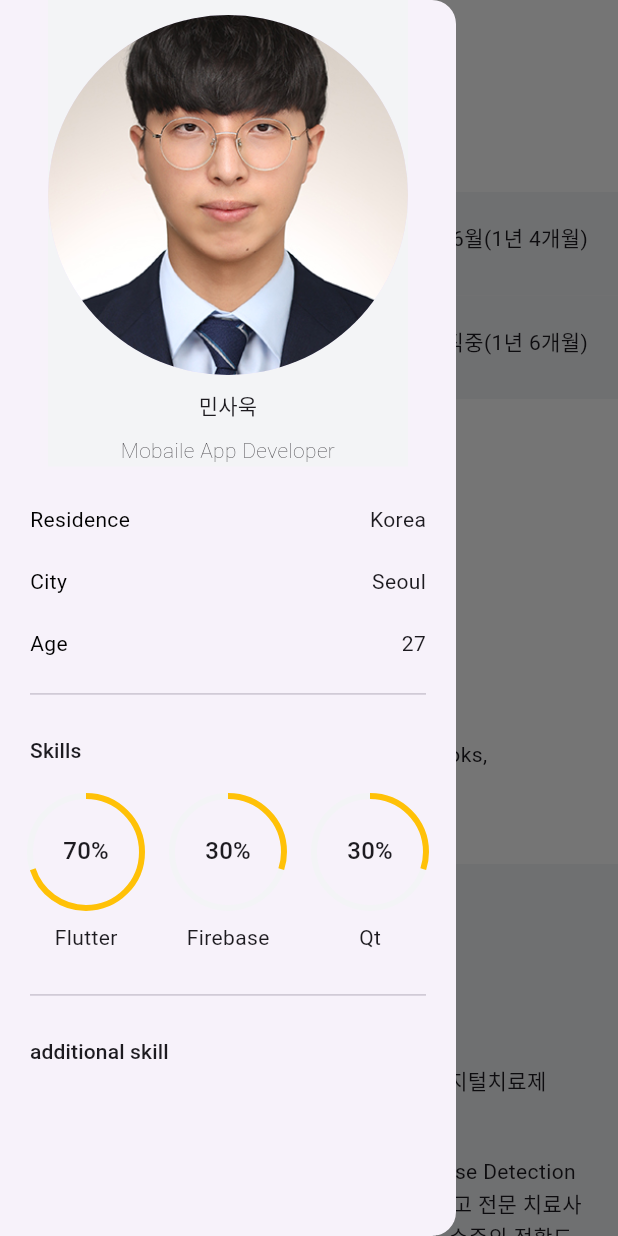
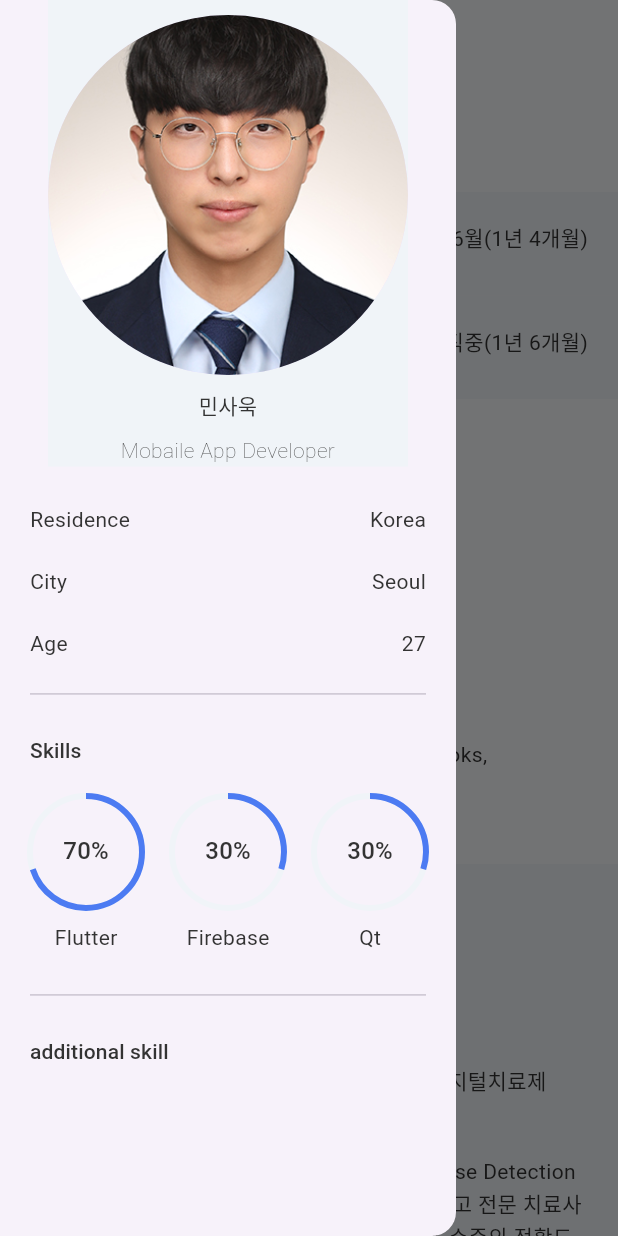
Before and after one commit to minsawook/web_portfolio, a Flutter app: the screen it shows after launch, after a tap on the "menu" icon, on a phone screen of 412 x 824 dp. Run offline on Flutter 3.47's test engine with Material 3 defaults, Android fonts, the phone set to English and light mode, and no system bars; our stand-ins replace animated_text_kit, flutter_svg; network calls fail.

Commit message:
Refine light theme colors

```diff
--- a/lib/components/animated_progress_indicator.dart
+++ b/lib/components/animated_progress_indicator.dart
@@ -74,7 +74,7 @@ class AnimatedLinearProgressIndicator extends StatelessWidget {
               children: [
                 Text(
                   label,
-                  style: TextStyle(color: Colors.black),
+                  style: TextStyle(color: bodyTextColor),
                 ),
                 Text((value * 100).toInt().toString() + "%"),
               ],
--- a/lib/constants.dart
+++ b/lib/constants.dart
@@ -1,11 +1,11 @@
 import 'package:flutter/material.dart';
 
-const primaryColor = Color(0xFFFFC107);
-// Light theme colors
-const secondaryColor = Color(0xFFF3F4F6);
-const darkColor = Color(0xFFE0E0E0);
-const bodyTextColor = Color(0xFF333333);
-const bgColor = Color(0xFFFFFFFF);
+// Refined light theme color palette
+const primaryColor = Color(0xFF4C7BF2); // vibrant accent
+const secondaryColor = Color(0xFFF0F4F8); // card backgrounds
+const darkColor = Color(0xFFD9E2EF); // subtle borders & dividers
+const bodyTextColor = Color(0xFF333333); // high contrast text
+const bgColor = Color(0xFFF9FAFC); // soft page background
 
 const defaultPadding = 20.0;
 const defaultDuration = Duration(seconds: 1); // we use it on our animation
--- a/lib/main.dart
+++ b/lib/main.dart
@@ -20,6 +20,9 @@ class MyApp extends StatelessWidget {
         primaryColor: primaryColor,
         scaffoldBackgroundColor: bgColor,
         canvasColor: bgColor,
+        textTheme: ThemeData.light()
+            .textTheme
+            .apply(bodyColor: bodyTextColor, displayColor: bodyTextColor),
       ),
       home: HomeScreen(),
     );
--- a/lib/screens/home/components/home_banner.dart
+++ b/lib/screens/home/components/home_banner.dart
@@ -16,7 +16,7 @@ class HomeBanner extends StatelessWidget {
       child: Stack(
         fit: StackFit.expand,
         children: [
-          Container(color: Colors.white.withOpacity(0.66)),
+          Container(color: secondaryColor.withOpacity(0.7)),
           Row(mainAxisAlignment: MainAxisAlignment.end, children: <Widget>[
             Image.asset(
               "assets/images/human.png",
@@ -34,11 +34,11 @@ class HomeBanner extends StatelessWidget {
                   style: Responsive.isDesktop(context)
                       ? Theme.of(context).textTheme.displaySmall!.copyWith(
                             fontWeight: FontWeight.bold,
-                            color: Colors.black,
+                            color: bodyTextColor,
                           )
                       : Theme.of(context).textTheme.headlineMedium!.copyWith(
                             fontWeight: FontWeight.bold,
-                            color: Colors.black,
+                            color: bodyTextColor,
                           ),
                 ),
                 if (Responsive.isMobileLarge(context)) const SizedBox(height: defaultPadding / 2),
--- a/lib/screens/home/components/post_card.dart
+++ b/lib/screens/home/components/post_card.dart
@@ -41,7 +41,7 @@ class PostCard extends StatelessWidget {
                 parseHtmlString(post.description!),
                 //maxLines: Responsive.isMobileLarge(context) ? 3 : 4,
                 overflow: TextOverflow.ellipsis,
-                style: TextStyle(height: 1.5, color: Colors.black87),
+                style: TextStyle(height: 1.5, color: bodyTextColor),
               ),
             ),
             // Spacer(),
--- a/lib/screens/home/components/project_card.dart
+++ b/lib/screens/home/components/project_card.dart
@@ -39,7 +39,7 @@ class ProjectCard extends StatelessWidget {
                 project.description!,
                 maxLines: Responsive.isMobileLarge(context) ? 5 : 6,
                 overflow: TextOverflow.ellipsis,
-                style: TextStyle(height: 1.5, color: Colors.black87),
+                style: TextStyle(height: 1.5, color: bodyTextColor),
               ),
             ),
             // Spacer(),
--- a/lib/screens/main/components/area_info_text.dart
+++ b/lib/screens/main/components/area_info_text.dart
@@ -20,7 +20,7 @@ class AreaInfoText extends StatelessWidget {
         children: [
           Text(
             title!,
-            style: TextStyle(color: Colors.black),
+            style: TextStyle(color: bodyTextColor),
           ),
           Text(text!),
         ],
```
